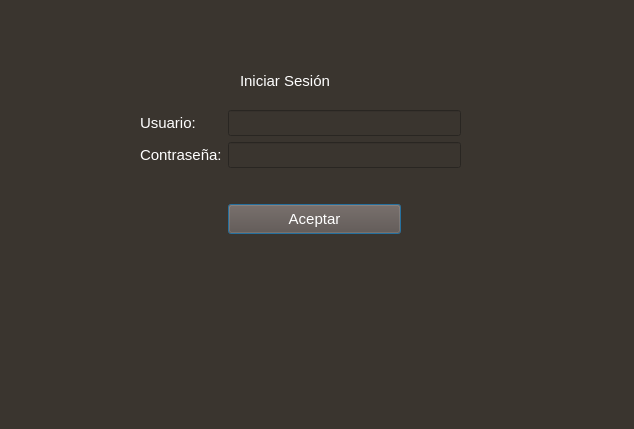
Old version of the form login.ui in the repository julinavas14/trabajo_programacion_sql.
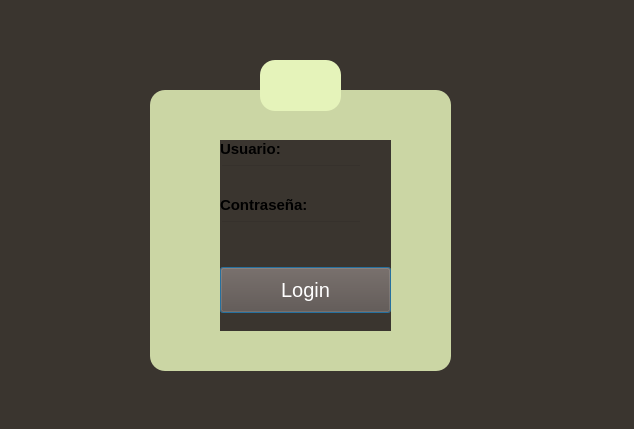
New version of the form. Icons and pictures are not drawn.

What changed in the file:
```diff
--- a/login.ui
+++ b/login.ui
@@ -15,95 +15,80 @@
   </property>
   <property name="styleSheet">
    <string notr="true">background-color: #3a352f;
-font-family: &quot;Montserrat&quot;;
 color: white;
-font-size: 15px;</string>
+font-size: 15px;
+</string>
   </property>
   <widget class="QWidget" name="formLayoutWidget">
    <property name="geometry">
     <rect>
-     <x>140</x>
-     <y>110</y>
-     <width>321</width>
-     <height>281</height>
+     <x>220</x>
+     <y>140</y>
+     <width>171</width>
+     <height>191</height>
     </rect>
    </property>
    <layout class="QFormLayout" name="formLayout_2">
     <item row="0" column="0">
      <widget class="QLabel" name="usuarioLabel">
       <property name="styleSheet">
-       <string notr="true">font: 15px</string>
+       <string notr="true"> background-color: transparent;
+font: 15px;
+color: black;
+ font-weight: bold;</string>
       </property>
       <property name="text">
        <string>Usuario:</string>
       </property>
      </widget>
     </item>
-    <item row="0" column="1">
-     <widget class="QLineEdit" name="inputUsuario">
-      <property name="styleSheet">
-       <string notr="true"/>
-      </property>
-     </widget>
-    </item>
-    <item row="3" column="0">
+    <item row="4" column="0">
      <widget class="QLabel" name="contraseALabel">
       <property name="styleSheet">
-       <string notr="true">font: 15px</string>
+       <string notr="true">font: 15px;
+background-color: transparent;
+color: black;
+ font-weight: bold;</string>
       </property>
       <property name="text">
        <string>Contraseña:</string>
       </property>
      </widget>
     </item>
-    <item row="3" column="1">
+    <item row="3" column="0">
+     <widget class="QLineEdit" name="inputUsuario">
+      <property name="styleSheet">
+       <string notr="true"> background-color: transparent;</string>
+      </property>
+     </widget>
+    </item>
+    <item row="5" column="0">
      <widget class="QLineEdit" name="inputContrasena">
+      <property name="styleSheet">
+       <string notr="true"> background-color: transparent;</string>
+      </property>
       <property name="text">
        <string/>
       </property>
      </widget>
     </item>
-    <item row="4" column="1">
+    <item row="6" column="0" colspan="2">
      <widget class="QPushButton" name="btnLogin">
       <property name="styleSheet">
-       <string notr="true">margin-top: 30px;
-margin-right: 60px;
-padding: 5px;
+       <string notr="true">margin-top:15px;
+padding: 10px;
 item-align: center;
-background-color: rgb(92, 73, 61);</string>
+background-color: rgb(92, 73, 61);
+font-size: 20px;
+</string>
       </property>
       <property name="text">
-       <string>Aceptar</string>
+       <string>Login</string>
       </property>
      </widget>
     </item>
    </layout>
   </widget>
-  <widget class="QLabel" name="label">
-   <property name="geometry">
-    <rect>
-     <x>240</x>
-     <y>60</y>
-     <width>171</width>
-     <height>41</height>
-    </rect>
-   </property>
-   <property name="minimumSize">
-    <size>
-     <width>171</width>
-     <height>0</height>
-    </size>
-   </property>
-   <property name="toolTip">
-    <string>&lt;html&gt;&lt;head/&gt;&lt;body&gt;&lt;p&gt;&lt;span style=&quot; font-size:14pt; font-weight:600;&quot;&gt;Iniciar Sesión&lt;/span&gt;&lt;/p&gt;&lt;/body&gt;&lt;/html&gt;</string>
-   </property>
-   <property name="styleSheet">
-    <string notr="true">text-align: center;</string>
-   </property>
-   <property name="text">
-    <string>Iniciar Sesión</string>
-   </property>
-  </widget>
   <widget class="QLabel" name="labelError">
    <property name="geometry">
     <rect>
@@ -117,9 +102,57 @@
     <string/>
    </property>
   </widget>
+  <widget class="QFrame" name="frame">
+   <property name="geometry">
+    <rect>
+     <x>150</x>
+     <y>90</y>
+     <width>301</width>
+     <height>281</height>
+    </rect>
+   </property>
+   <property name="styleSheet">
+    <string notr="true">border-radius:15px;
+background-color: rgb(203, 214, 164);</string>
+   </property>
+   <property name="frameShape">
+    <enum>QFrame::StyledPanel</enum>
+   </property>
+   <property name="frameShadow">
+    <enum>QFrame::Raised</enum>
+   </property>
+  </widget>
+  <widget class="QPushButton" name="pushButton">
+   <property name="geometry">
+    <rect>
+     <x>260</x>
+     <y>60</y>
+     <width>81</width>
+     <height>51</height>
+    </rect>
+   </property>
+   <property name="styleSheet">
+    <string notr="true">background-color: rgb(229, 243, 186);
+border-radius: 15px;</string>
+   </property>
+   <property name="text">
+    <string/>
+   </property>
+   <property name="icon">
+    <iconset>
+     <normaloff>imagenes/bloqueo-de-usuario.png</normaloff>imagenes/bloqueo-de-usuario.png</iconset>
+   </property>
+   <property name="iconSize">
+    <size>
+     <width>50</width>
+     <height>50</height>
+    </size>
+   </property>
+  </widget>
+  <zorder>frame</zorder>
   <zorder>formLayoutWidget</zorder>
   <zorder>labelError</zorder>
-  <zorder>label</zorder>
+  <zorder>pushButton</zorder>
  </widget>
  <resources/>
  <connections/>
```
